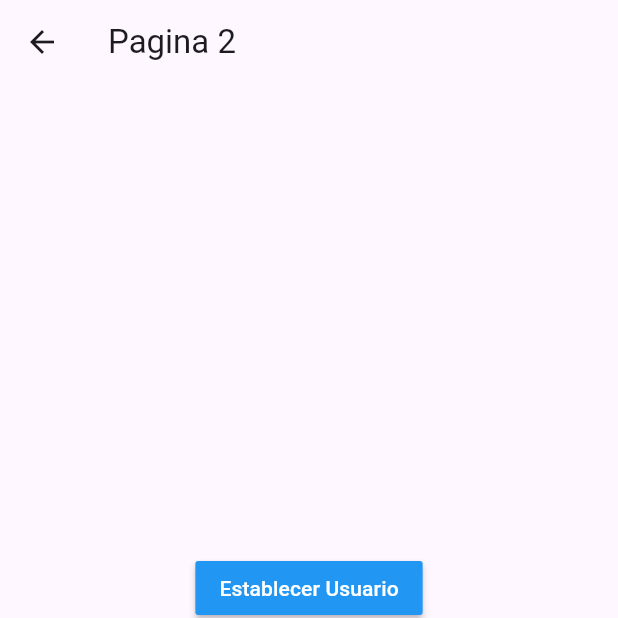
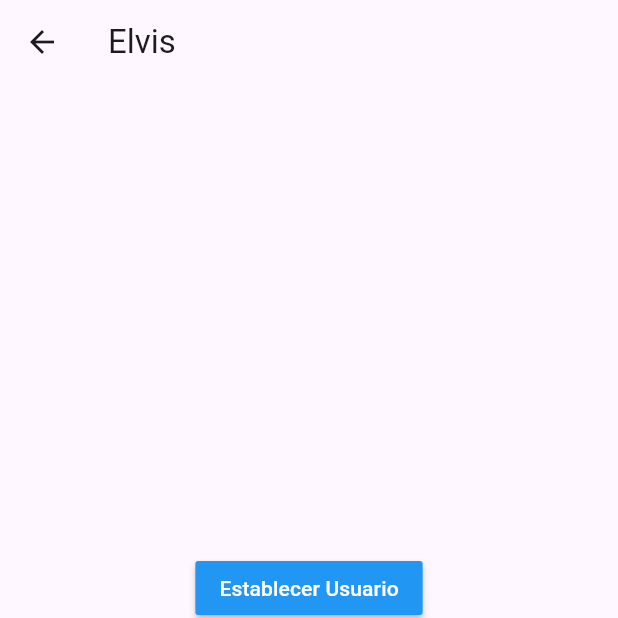
Before and after one commit to elojaa6/singleton, a Flutter app: the Pagina2Page screen opened by its route, after a tap on "Establecer Usuario", on a phone screen of 412 x 824 dp, the top half of it. Run offline on Flutter 3.47's test engine with Material 3 defaults, Android fonts, the phone set to English and light mode, and no system bars; accounts and stored records are empty.

Commit message:
fin singleton

```diff
--- a/lib/pages/pagina1_page.dart
+++ b/lib/pages/pagina1_page.dart
@@ -1,4 +1,6 @@
 import 'package:flutter/material.dart';
+import 'package:singleton/models/usuario.dart';
+import 'package:singleton/services/usuario_service.dart';
 
 class Pagina1Page extends StatelessWidget {
   const Pagina1Page({super.key});
@@ -9,7 +11,18 @@
       appBar: AppBar(
         title: const Text('Pagina 1'),
       ),
-      body: const InformationUsuario(),
+      body: StreamBuilder(
+        stream: usuarioService.usuarioStrem,
+        builder: (context, snapshot) {
+          return snapshot.hasData
+              ? InformationUsuario(
+                  usuario: usuarioService.usuario,
+                )
+              : const Center(
+                  child: Text('No hay información del usuario'),
+                );
+        },
+      ),
       floatingActionButton: FloatingActionButton(
         child: const Icon(Icons.accessibility_new),
         onPressed: () => Navigator.pushNamed(context, 'pagina2'),
@@ -19,8 +32,10 @@
 }
 
 class InformationUsuario extends StatelessWidget {
+  final Usuario usuario;
   const InformationUsuario({
     super.key,
+    required this.usuario,
   });
 
   @override
@@ -29,39 +44,37 @@
       width: double.infinity,
       height: double.infinity,
       padding: const EdgeInsets.all(20.0),
-      child: const Column(
+      child: Column(
         crossAxisAlignment: CrossAxisAlignment.start,
         children: [
-          Text(
+          const Text(
             'General',
             style: TextStyle(
               fontSize: 18.0,
               fontWeight: FontWeight.bold,
             ),
           ),
-          Divider(),
+          const Divider(),
           ListTile(
-            title: Text('Nombre: '),
+            title: Text('Nombre: ${usuario.nombre}'),
           ),
           ListTile(
-            title: Text('Edad: '),
+            title: Text('Edad: ${usuario.edad}'),
           ),
-          Text(
+          const Text(
             'Profesiones',
             style: TextStyle(
               fontSize: 18.0,
               fontWeight: FontWeight.bold,
             ),
           ),
-          Divider(),
-          ListTile(
-            title: Text('Profesion 1'),
-          ),
-          ListTile(
-            title: Text('Profesion 1'),
-          ),
-          ListTile(
-            title: Text('Profesion 1'),
+          const Divider(),
+          ...usuario.profesiones.map(
+            (e) {
+              return ListTile(
+                title: Text(e),
+              );
+            },
           ),
         ],
       ),
--- a/lib/pages/pagina2_page.dart
+++ b/lib/pages/pagina2_page.dart
@@ -1,4 +1,6 @@
 import 'package:flutter/material.dart';
+import 'package:singleton/models/usuario.dart';
+import 'package:singleton/services/usuario_service.dart';
 
 class Pagina2Page extends StatelessWidget {
   const Pagina2Page({super.key});
@@ -7,7 +9,14 @@
   Widget build(BuildContext context) {
     return Scaffold(
       appBar: AppBar(
-        title: const Text('Pagina 2'),
+        title: StreamBuilder(
+          stream: usuarioService.usuarioStrem,
+          builder: (context, snapshot) {
+            return snapshot.hasData
+                ? Text(usuarioService.usuario.nombre)
+                : const Text('Pagina 2');
+          },
+        ),
       ),
       body: Center(
         child: Column(
@@ -15,7 +24,14 @@
           children: [
             MaterialButton(
               color: Colors.blue,
-              onPressed: () {},
+              onPressed: () {
+                final nuevoUsuario = Usuario(
+                  nombre: 'Elvis',
+                  edad: 24,
+                  profesiones: ['Programador', 'Ingeniero'],
+                );
+                usuarioService.cargarUsuario(nuevoUsuario);
+              },
               child: const Text(
                 'Establecer Usuario',
                 style: TextStyle(color: Colors.white),
@@ -23,7 +39,9 @@
             ),
             MaterialButton(
               color: Colors.blue,
-              onPressed: () {},
+              onPressed: () {
+                usuarioService.cambiarEdad(25);
+              },
               child: const Text(
                 'Cambiar Edad',
                 style: TextStyle(color: Colors.white),
--- /dev/null
+++ b/lib/services/usuario_service.dart
@@ -0,0 +1,31 @@
+import 'dart:async';
+
+import 'package:singleton/models/usuario.dart';
+
+class _UsuarioService {
+  Usuario? _usuario;
+
+  final StreamController<Usuario> _usuarioStreamController =
+      StreamController<Usuario>.broadcast();
+
+  Usuario get usuario => _usuario!;
+  bool get existeUsuario => (_usuario != null) ? true : false;
+
+  Stream<Usuario> get usuarioStrem => _usuarioStreamController.stream;
+
+  void cargarUsuario(Usuario user) {
+    _usuario = user;
+    _usuarioStreamController.add(user);
+  }
+
+  void cambiarEdad(int edad) {
+    _usuario!.edad = edad;
+    _usuarioStreamController.add(_usuario!);
+  }
+
+  dispose() {
+    _usuarioStreamController.close();
+  }
+}
+
+final usuarioService = _UsuarioService();
```
